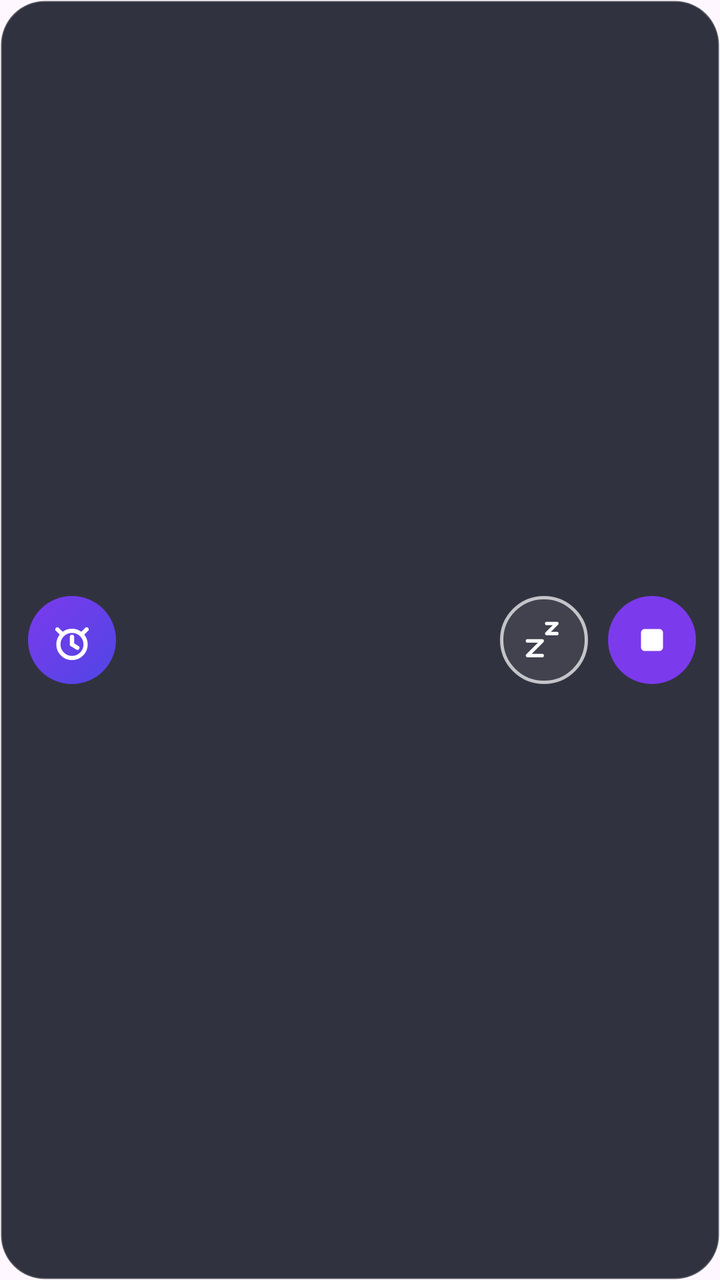
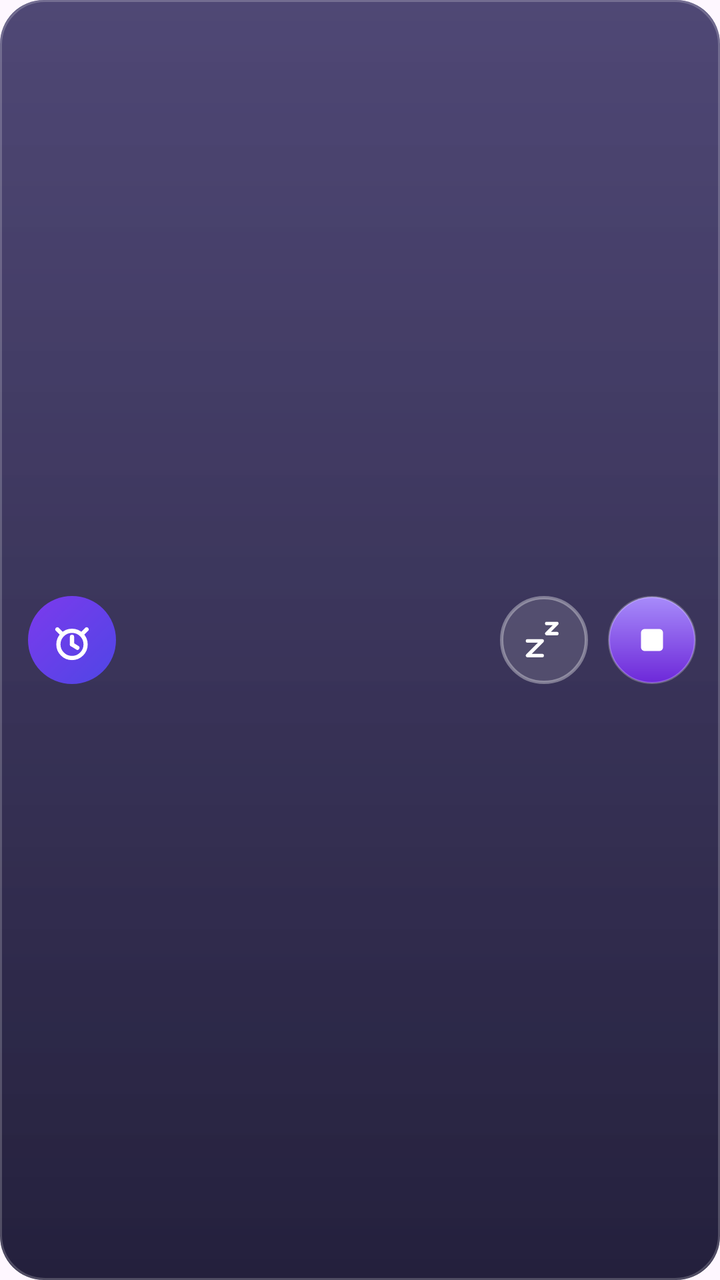

Screens rendered from an Android XML layout before and after an edit, with the pre-edit source and the edit as a unified diff.
<!-- AndroidManifest.xml: application theme Theme.WeekdayAlarm -->
<!-- res/layout/float_alarm.xml -->
<?xml version="1.0" encoding="utf-8"?>
<LinearLayout xmlns:android="http://schemas.android.com/apk/res/android"
    xmlns:app="http://schemas.android.com/apk/res-auto"
    android:layout_width="match_parent"
    android:layout_height="wrap_content"
    android:background="@drawable/bg_float_card"
    android:gravity="center_vertical"
    android:orientation="horizontal"
    android:paddingStart="14dp"
    android:paddingTop="12dp"
    android:paddingEnd="12dp"
    android:paddingBottom="12dp">

    <ImageView
        android:id="@+id/fa_icon"
        android:layout_width="44dp"
        android:layout_height="44dp"
        android:background="@drawable/bg_notif_icon"
        android:contentDescription="@null"
        android:padding="10dp"
        android:src="@drawable/ic_float_alarm" />

    <LinearLayout
        android:layout_width="0dp"
        android:layout_height="wrap_content"
        android:layout_marginStart="12dp"
        android:layout_weight="1"
        android:orientation="vertical">

        
        <TextView
            android:id="@+id/fa_time"
            android:layout_width="match_parent"
            android:layout_height="wrap_content"
            android:ellipsize="end"
            android:includeFontPadding="false"
            android:maxLines="1"
            android:textColor="@color/float_card_time"
            android:textSize="30sp"
            android:textStyle="bold" />

        <TextView
            android:id="@+id/fa_name"
            android:layout_width="match_parent"
            android:layout_height="wrap_content"
            android:layout_marginTop="1dp"
            android:ellipsize="end"
            android:includeFontPadding="false"
            android:maxLines="1"
            android:textColor="@color/float_card_sub"
            android:textSize="12sp" />
    </LinearLayout>

    
    <ImageButton
        android:id="@+id/fa_snooze"
        android:layout_width="44dp"
        android:layout_height="44dp"
        android:layout_marginStart="10dp"
        android:background="@drawable/bg_float_btn_outline"
        android:contentDescription="稍后提醒"
        android:padding="11dp"
        android:scaleType="fitCenter"
        android:src="@drawable/ic_float_snooze"
        app:tint="@color/float_card_icon" />

    <ImageButton
        android:id="@+id/fa_stop"
        android:layout_width="44dp"
        android:layout_height="44dp"
        android:layout_marginStart="10dp"
        android:background="@drawable/bg_float_btn_solid"
        android:contentDescription="停止"
        android:padding="11dp"
        android:scaleType="fitCenter"
        android:src="@drawable/ic_float_stop"
        app:tint="@color/white" />
</LinearLayout>
<!-- resources referenced by this layout -->
<resources>
  <color name="float_card_icon">#FFFFFF</color>
  <color name="float_card_sub">#CCFFFFFF</color>
  <color name="float_card_time">#FFFFFF</color>
  <color name="white">#FFFFFFFF</color>
  <!-- drawable bg_float_btn_outline (drawable) -->
  <?xml version="1.0" encoding="utf-8"?>
  <shape xmlns:android="http://schemas.android.com/apk/res/android"
      android:shape="oval">
      <solid android:color="@color/float_btn_outline_bg" />
      <stroke
          android:width="1.5dp"
          android:color="@color/float_btn_outline_line" />
  </shape>
  <!-- drawable bg_float_btn_solid (drawable) -->
  <?xml version="1.0" encoding="utf-8"?>
  <shape xmlns:android="http://schemas.android.com/apk/res/android"
      android:shape="oval">
      <solid android:color="@color/float_stop_bg" />
  </shape>
  <!-- drawable bg_float_card (drawable) -->
  <?xml version="1.0" encoding="utf-8"?>
  <shape xmlns:android="http://schemas.android.com/apk/res/android"
      android:shape="rectangle">
      <solid android:color="@color/float_card_bg" />
      <stroke
          android:width="1dp"
          android:color="@color/float_card_line" />
      <corners android:radius="@dimen/radius_banner" />
  </shape>
  <!-- drawable bg_notif_icon (drawable) -->
  <?xml version="1.0" encoding="utf-8"?>
  <shape xmlns:android="http://schemas.android.com/apk/res/android"
      android:shape="oval">
      <gradient
          android:angle="135"
          android:startColor="@color/hero_start"
          android:endColor="@color/hero_end" />
  </shape>
  <!-- drawable ic_float_stop (drawable) -->
  <?xml version="1.0" encoding="utf-8"?>
  <vector xmlns:android="http://schemas.android.com/apk/res/android"
      android:width="24dp"
      android:height="24dp"
      android:viewportWidth="24"
      android:viewportHeight="24">
      <path
          android:fillColor="#FFFFFFFF"
          android:pathData="M8,6h8a2,2 0 0 1 2,2v8a2,2 0 0 1 -2,2H8a2,2 0 0 1 -2,-2V8a2,2 0 0 1 2,-2z" />
  </vector>
  <style name="Theme.WeekdayAlarm" parent="Theme.Material3.DayNight.NoActionBar">
          <item name="colorPrimary">@color/indigo</item>
          <item name="colorPrimaryVariant">@color/indigo_dark</item>
          <item name="colorOnPrimary">@color/white</item>
          <item name="android:statusBarColor">@color/bg</item>
          <item name="android:windowLightStatusBar">true</item>
      </style>
  <color name="float_btn_outline_bg">#14FFFFFF</color>
  <color name="float_btn_outline_line">#B3FFFFFF</color>
  <color name="float_stop_bg">#7C3AED</color>
  <color name="float_card_bg">#E61B1D2B</color>
  <color name="float_card_line">#33FFFFFF</color>
  <dimen name="radius_banner">22dp</dimen>
  <color name="hero_start">#4F46E5</color>
  <color name="hero_end">#7C3AED</color>
  <color name="indigo">#4F46E5</color>
  <color name="indigo_dark">#4338CA</color>
  <color name="bg">#F4F5FB</color>
  <!-- unchanged entries left out for length: 2 -->
</resources>

<!-- the commit's change to res/layout/float_alarm.xml (unified diff, before → after) -->
@@ -20,30 +20,32 @@
         android:padding="10dp"
         android:src="@drawable/ic_float_alarm" />
 
+    
     <LinearLayout
         android:layout_width="0dp"
         android:layout_height="wrap_content"
         android:layout_marginStart="12dp"
         android:layout_weight="1"
-        android:orientation="vertical">
+        android:baselineAligned="true"
+        android:orientation="horizontal">
 
         
         <TextView
             android:id="@+id/fa_time"
-            android:layout_width="match_parent"
+            android:layout_width="wrap_content"
             android:layout_height="wrap_content"
-            android:ellipsize="end"
             android:includeFontPadding="false"
             android:maxLines="1"
             android:textColor="@color/float_card_time"
-            android:textSize="30sp"
+            android:textSize="32sp"
             android:textStyle="bold" />
 
         <TextView
             android:id="@+id/fa_name"
-            android:layout_width="match_parent"
+            android:layout_width="0dp"
             android:layout_height="wrap_content"
-            android:layout_marginTop="1dp"
+            android:layout_marginStart="7dp"
+            android:layout_weight="1"
             android:ellipsize="end"
             android:includeFontPadding="false"
             android:maxLines="1"
<!-- resource entries referenced after the edit -->
@@ -17,18 +17,50 @@
   <?xml version="1.0" encoding="utf-8"?>
   <shape xmlns:android="http://schemas.android.com/apk/res/android"
       android:shape="oval">
-      <solid android:color="@color/float_stop_bg" />
+      <gradient
+          android:angle="270"
+          android:startColor="@color/float_stop_start"
+          android:endColor="@color/float_stop_end" />
+      <stroke
+          android:width="1dp"
+          android:color="#40FFFFFF" />
   </shape>
   <!-- drawable bg_float_card (drawable) -->
   <?xml version="1.0" encoding="utf-8"?>
-  <shape xmlns:android="http://schemas.android.com/apk/res/android"
-      android:shape="rectangle">
-      <solid android:color="@color/float_card_bg" />
-      <stroke
-          android:width="1dp"
-          android:color="@color/float_card_line" />
-      <corners android:radius="@dimen/radius_banner" />
-  </shape>
+  <layer-list xmlns:android="http://schemas.android.com/apk/res/android">
+  
+      
+      <item>
+          <shape android:shape="rectangle">
+              <gradient
+                  android:angle="270"
+                  android:startColor="@color/float_card_bg_start"
+                  android:endColor="@color/float_card_bg_end" />
+              <corners android:radius="@dimen/radius_banner" />
+          </shape>
+      </item>
+  
+      
+      <item>
+          <shape android:shape="rectangle">
+              <gradient
+                  android:angle="270"
+                  android:startColor="#1FFFFFFF"
+                  android:endColor="#00FFFFFF" />
+              <corners android:radius="@dimen/radius_banner" />
+          </shape>
+      </item>
+  
+      
+      <item>
+          <shape android:shape="rectangle">
+              <stroke
+                  android:width="1dp"
+                  android:color="@color/float_card_line" />
+              <corners android:radius="@dimen/radius_banner" />
+          </shape>
+      </item>
+  </layer-list>
   <!-- drawable bg_notif_icon (drawable) -->
   <?xml version="1.0" encoding="utf-8"?>
   <shape xmlns:android="http://schemas.android.com/apk/res/android"
@@ -56,10 +88,12 @@
           <item name="android:statusBarColor">@color/bg</item>
           <item name="android:windowLightStatusBar">true</item>
       </style>
-  <color name="float_btn_outline_bg">#14FFFFFF</color>
-  <color name="float_btn_outline_line">#B3FFFFFF</color>
-  <color name="float_stop_bg">#7C3AED</color>
-  <color name="float_card_bg">#E61B1D2B</color>
+  <color name="float_btn_outline_bg">#1FFFFFFF</color>
+  <color name="float_btn_outline_line">#59FFFFFF</color>
+  <color name="float_stop_start">#A78BFA</color>
+  <color name="float_stop_end">#6D28D9</color>
+  <color name="float_card_bg_start">#F02A2158</color>
+  <color name="float_card_bg_end">#F0161230</color>
   <color name="float_card_line">#33FFFFFF</color>
   <dimen name="radius_banner">22dp</dimen>
   <color name="hero_start">#4F46E5</color>
